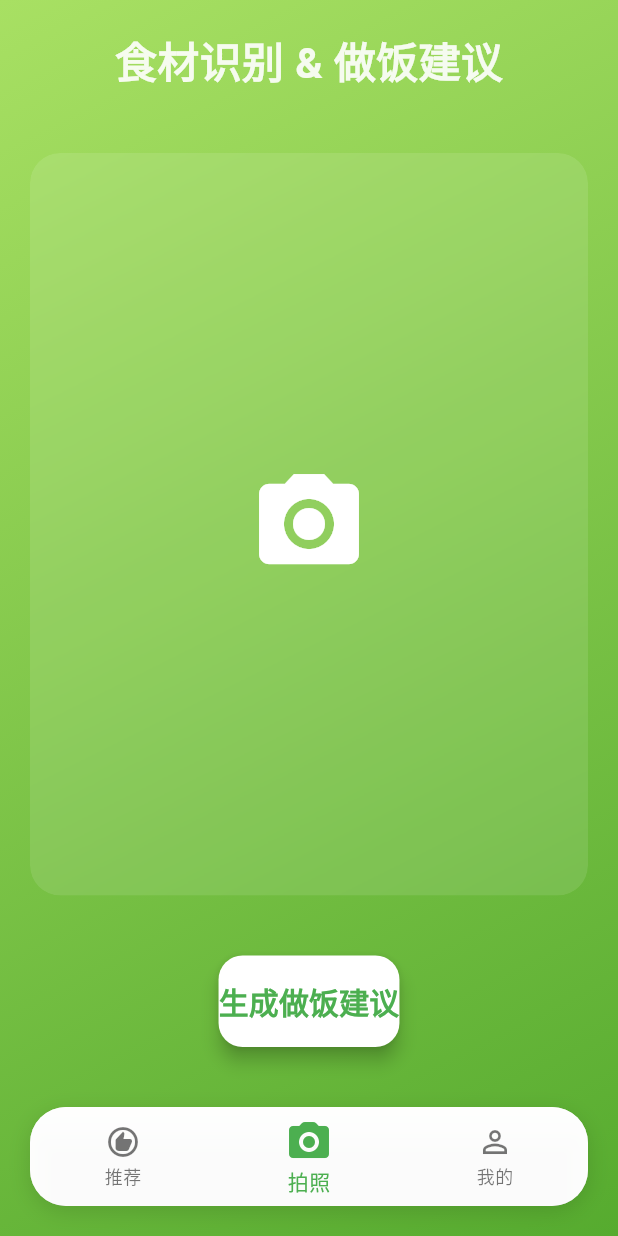
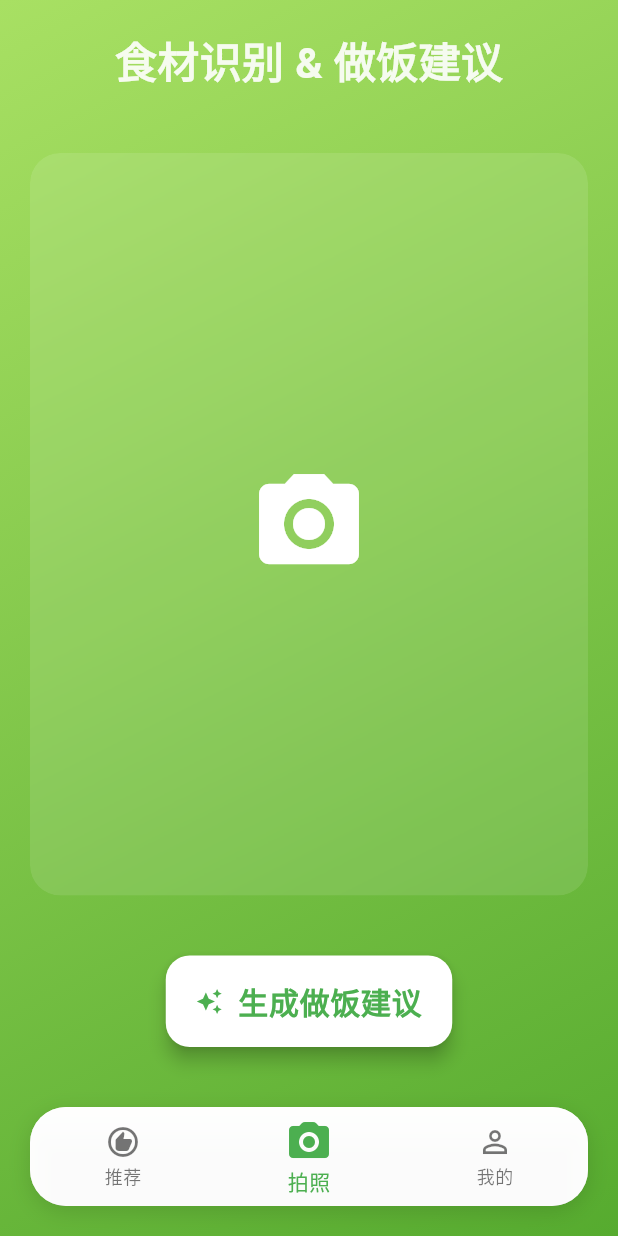
Before and after one commit to fengjutian/cook_scan, a Flutter app: the screen it shows after launch, on a phone screen of 412 x 824 dp. Run offline on Flutter 3.47's test engine with Material 3 defaults, Android fonts, the phone set to English and light mode, and no system bars; our stand-ins replace image_picker.

Commit message:
feat(主页): 改进生成建议按钮的样式和布局
- 添加水平内边距使按钮更美观
- 将纯文本按钮改为图标加文本的组合形式
- 调整文字间距提升可读性

```diff
--- a/lib/pages/home_page.dart
+++ b/lib/pages/home_page.dart
@@ -124,7 +124,10 @@ class _HomePageState extends State<HomePage>
                 child: ElevatedButton(
                   onPressed: widget.onGetSuggestions,
                   style: ElevatedButton.styleFrom(
-                    padding: const EdgeInsets.symmetric(vertical: 16),
+                    padding: const EdgeInsets.symmetric(
+                      horizontal: 20,
+                      vertical: 16,
+                    ),
                     shape: RoundedRectangleBorder(
                       borderRadius: BorderRadius.circular(16),
                     ),
@@ -132,9 +135,20 @@ class _HomePageState extends State<HomePage>
                     foregroundColor: Colors.green,
                     elevation: 5,
                   ),
-                  child: const Text(
-                    '生成做饭建议',
-                    style: TextStyle(fontSize: 20, fontWeight: FontWeight.bold),
+                  child: const Row(
+                    mainAxisSize: MainAxisSize.min,
+                    children: [
+                      Icon(Icons.auto_awesome),
+                      SizedBox(width: 10),
+                      Text(
+                        '生成做饭建议',
+                        style: TextStyle(
+                          fontSize: 20,
+                          fontWeight: FontWeight.bold,
+                          letterSpacing: 0.5,
+                        ),
+                      ),
+                    ],
                   ),
                 ),
               ),
```
